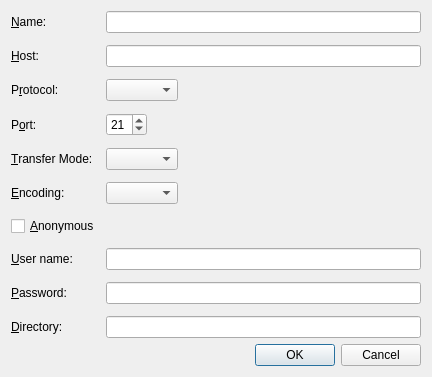
First picture: the form in connecttodialog.ui, repository komh/kfw, before the edit.
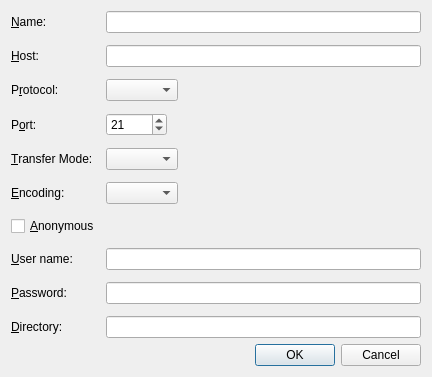
Second picture: the form after the edit.

Commit message: ConnectToDialog: set maximum value of Port spinbox to 65535

Diff of the .ui file:
```diff
--- a/connecttodialog.ui
+++ b/connecttodialog.ui
@@ -102,6 +102,9 @@
       <layout class="QHBoxLayout" name="horizontalLayout_2">
        <item>
         <widget class="QSpinBox" name="portSpin">
+         <property name="maximum">
+          <number>65535</number>
+         </property>
          <property name="value">
           <number>21</number>
          </property>
```
